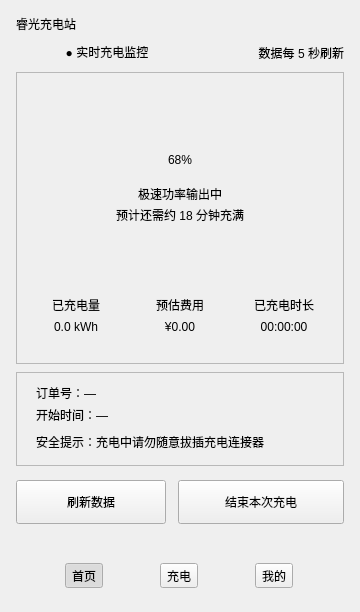
The window that client/mainwindow.ui (justinwills/ChargingPlatform) describes before a commit, drawn with Qt 5.
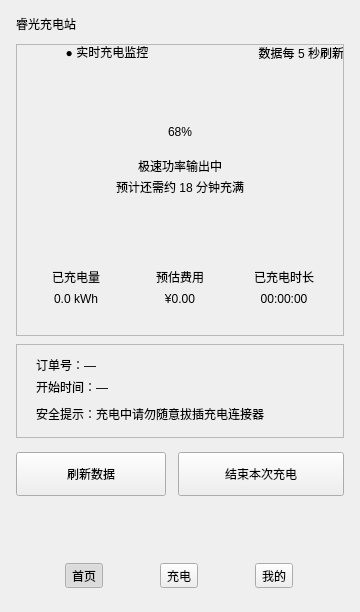
The same window after the commit. The open tabs and pages were chosen to show the change. Custom widgets are drawn as their Qt base class.

Commit message: Fix the charge ring design

What changed in the file:
```diff
--- a/client/mainwindow.ui
+++ b/client/mainwindow.ui
@@ -1243,7 +1243,7 @@
       <property name="geometry">
        <rect>
         <x>16</x>
-        <y>72</y>
+        <y>44</y>
         <width>328</width>
         <height>292</height>
        </rect>
@@ -1410,7 +1410,7 @@
       <property name="geometry">
        <rect>
         <x>16</x>
-        <y>372</y>
+        <y>344</y>
         <width>328</width>
         <height>94</height>
        </rect>
@@ -1462,7 +1462,7 @@
       <property name="geometry">
        <rect>
         <x>16</x>
-        <y>480</y>
+        <y>452</y>
         <width>150</width>
         <height>44</height>
        </rect>
@@ -1475,7 +1475,7 @@
       <property name="geometry">
        <rect>
         <x>178</x>
-        <y>480</y>
+        <y>452</y>
         <width>166</width>
         <height>44</height>
        </rect>
```
The commit also changes 2 other files.
